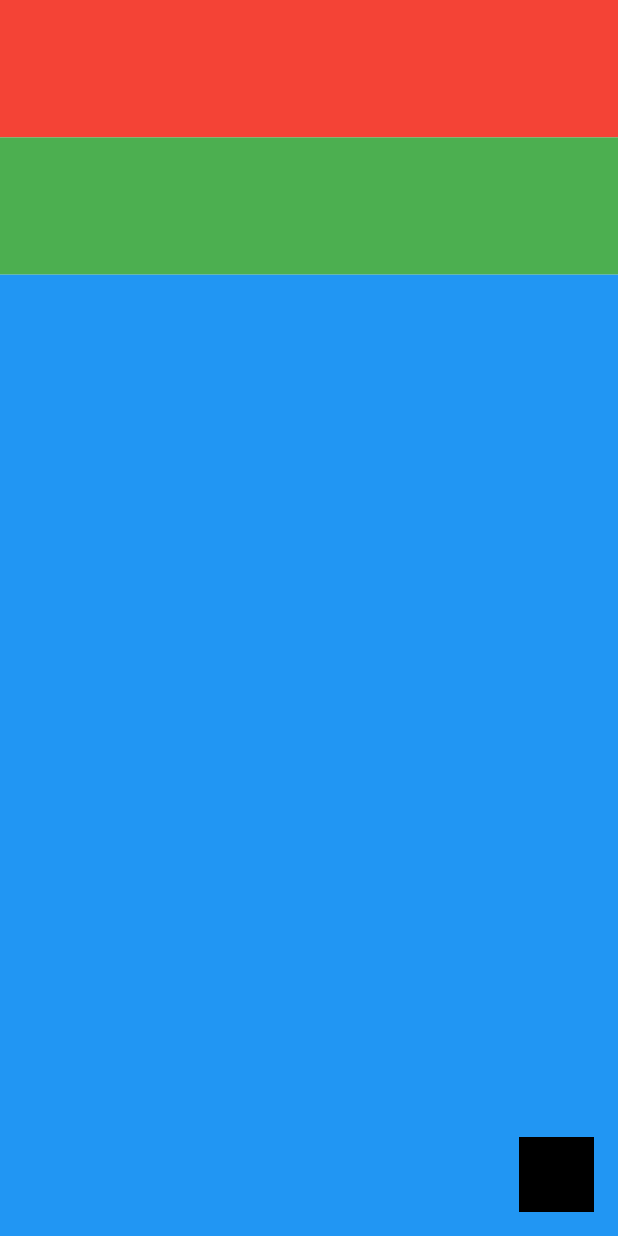
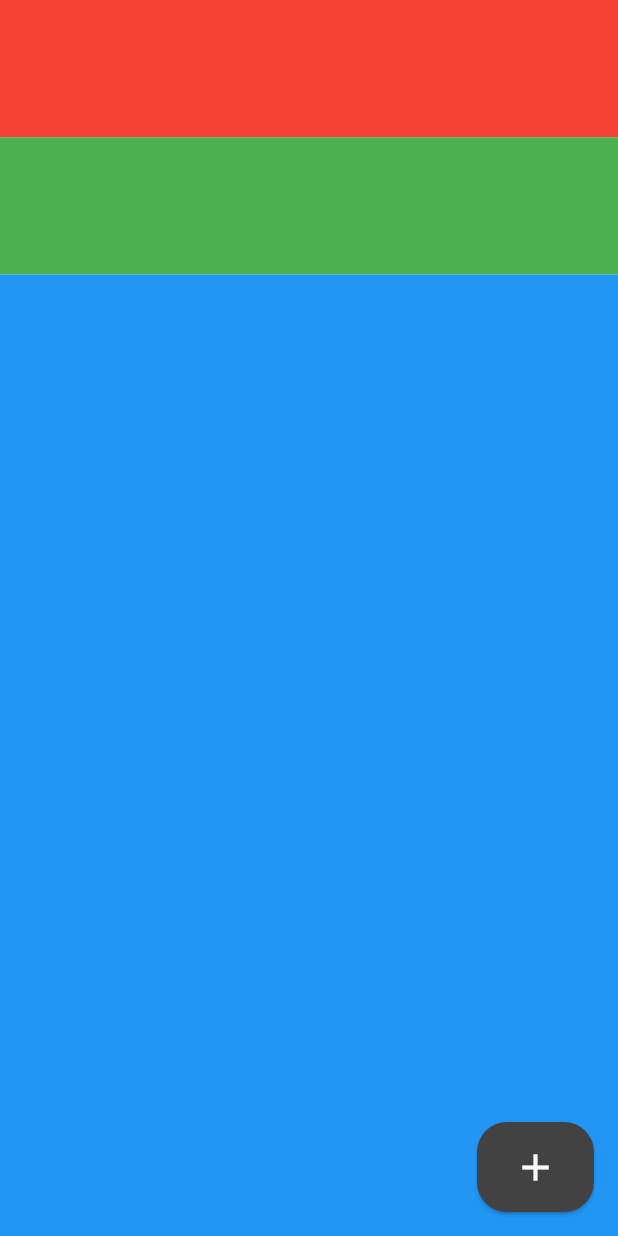
Before and after one commit to cidciencias/ToDo-List, a Flutter app: the screen it shows after launch, on a phone screen of 412 x 824 dp. Run offline on Flutter 3.47's test engine with Material 3 defaults, Android fonts, the phone set to English and light mode, and no system bars.

Commit message:
V1.3
Added the button to add a new task. No functionalities implemented yet

```diff
--- /dev/null
+++ b/todo_list/devtools_options.yaml
@@ -0,0 +1,3 @@
+description: This file stores settings for Dart & Flutter DevTools.
+documentation: https://docs.flutter.dev/tools/devtools/extensions#configure-extension-enablement-states
+extensions:
--- a/todo_list/lib/view_models/app_view_model.dart
+++ b/todo_list/lib/view_models/app_view_model.dart
@@ -5,4 +5,9 @@ import '../models/task_model.dart';
 class AppViewModel extends ChangeNotifier{
   List<Task> tasks = <Task> [];
   User user = User("John Doe");
+
+  Color colorlvl1 = Colors.grey.shade50;
+  Color colorlvl2 = Colors.grey.shade200;
+  Color colorlvl3 = Colors.grey.shade800;
+  Color colorlvl4 = Colors.grey.shade900;
 }
--- /dev/null
+++ b/todo_list/lib/views/add_task_view.dart
@@ -0,0 +1,27 @@
+import 'package:flutter/material.dart';
+import 'package:provider/provider.dart';
+import 'package:todo_list/view_models/app_view_model.dart';
+
+class AddTaskView extends StatelessWidget {
+  const AddTaskView({super.key});
+
+  @override
+  Widget build(BuildContext context) {
+    return Consumer<AppViewModel>(builder: (context, viewModel, child){
+      return SizedBox(
+        height: 60,
+        child: ElevatedButton(
+          style: ElevatedButton.styleFrom(
+            backgroundColor: viewModel.colorlvl3,
+            foregroundColor: viewModel.colorlvl1,
+            shape: RoundedRectangleBorder(
+              borderRadius: BorderRadius.circular(20)
+            )
+          ),
+          onPressed: () {},
+          child: Icon(Icons.add, size: 30,
+          ))
+        );
+    });
+  }
+}
--- a/todo_list/lib/views/task_page.dart
+++ b/todo_list/lib/views/task_page.dart
@@ -1,4 +1,5 @@
 import 'package:flutter/material.dart';
+import 'package:todo_list/views/add_task_view.dart';
 
 class TaskPage extends StatelessWidget {
   const TaskPage({super.key});
@@ -21,7 +22,7 @@ class TaskPage extends StatelessWidget {
           ],
         ),
       ),
-      floatingActionButton: Container(width: 50, height: 50, color: Colors.black,),
+      floatingActionButton: const AddTaskView()
     );
   }
 }
```
